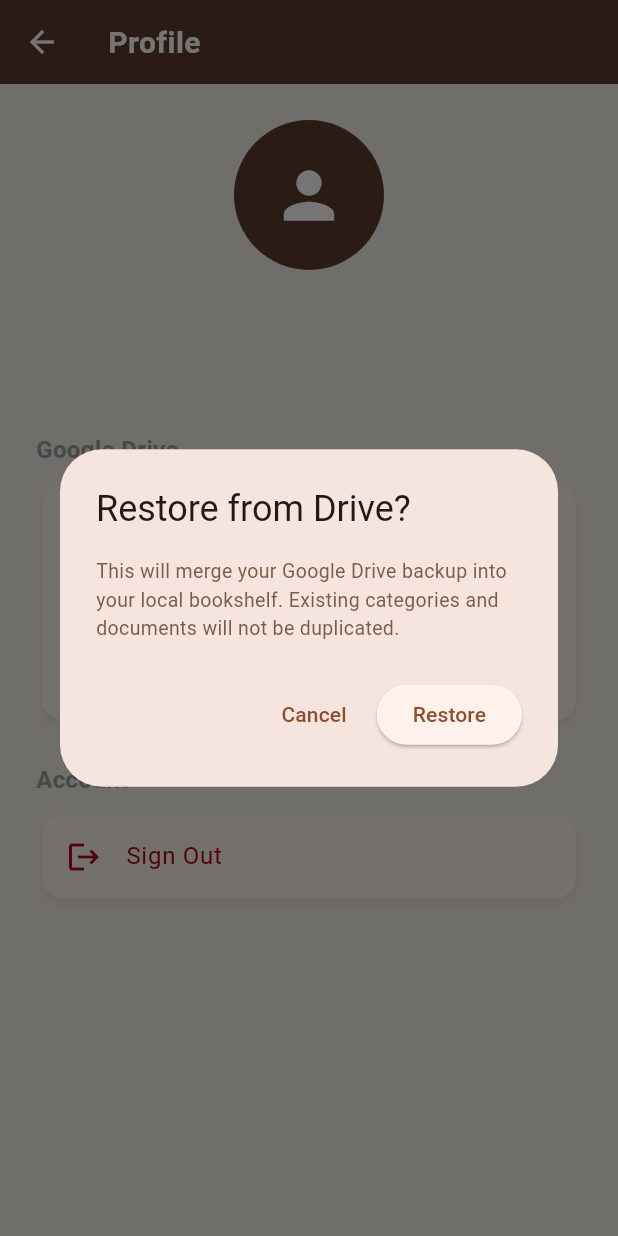
After one commit to Mo-me-0/digital_bookshelf, a Flutter app: the ProfilePage screen opened directly, after a tap on "Restore from Drive", on a phone screen of 412 x 824 dp. The commit adds this screen. Run offline on Flutter 3.47's test engine with Material 3 defaults, Android fonts, the phone set to English and light mode, and no system bars; our stand-ins replace file_picker, firebase_auth, firebase_core, google_sign_in, hive, hive_flutter and 3 more; missing offline and left inert: googleapis, syncfusion_flutter_pdfviewer; accounts and stored records are empty.

Commit message:
added profile page
 Integrated the auth and google drive services to add google sign-in, sync and restore features

```diff
--- /dev/null
+++ b/lib/screens/profile_page.dart
@@ -0,0 +1,353 @@
+import 'package:digital_bookshelf/services/google_drive_services.dart';
+import 'package:digital_bookshelf/services/auth_services.dart';
+import 'package:digital_bookshelf/theme/app_theme.dart';
+import 'package:firebase_auth/firebase_auth.dart';
+import 'package:flutter/material.dart';
+import 'package:provider/provider.dart';
+
+class ProfilePage extends StatefulWidget {
+  const ProfilePage({super.key});
+
+  @override
+  State<ProfilePage> createState() => _ProfilePageState();
+}
+
+class _ProfilePageState extends State<ProfilePage> {
+  final AuthServices _authService = AuthServices();
+
+  bool _isLoading = false;
+  String? _errorMessage;
+
+  // Login with Google
+  Future<void> _loginWithGoogle() async {
+    setState(() {
+      _isLoading = true;
+      _errorMessage = null;
+    });
+
+    try {
+      await _authService.signInWithGoogle();
+    } on FirebaseAuthException catch (e) {
+      setState(() {
+        _errorMessage = e.message ?? 'An error occurred during Google Sign-In.';
+      });
+    } catch (e) {
+      setState(() {
+        _errorMessage = e.toString().replaceFirst('Exception: ', '');
+      });
+    } finally {
+      if (mounted) {
+        setState(() {
+          _isLoading = false;
+        });
+      }
+    }
+  }
+
+  // Check if the signed-in user used Google (has Drive access)
+  bool _isGoogleUser(User user) =>
+      user.providerData.any((p) => p.providerId == 'google.com');
+
+  // Sync to Drive
+  Future<void> _syncData() async {
+    try {
+      final driveService = context.read<GoogleDriveServices>();
+      await driveService.syncToCloud();
+      if (mounted) {
+        _showSnack('Sync complete! Your data is saved to Google Drive', Colors.green);
+      }
+    } catch (e) {
+      if (mounted) {
+        _showSnack(e.toString().replaceFirst('Exception: ', ''), AppTheme.error, seconds: 8);
+      }
+    }
+  }
+
+  // Restore from Drive
+  Future<void> _restoreData() async {
+    final confirmed = await _confirmRestore();
+    if (!confirmed || !mounted) return;
+
+    try {
+      final driveService = context.read<GoogleDriveServices>();
+      await driveService.restoreFromCloud();
+      if (mounted) {
+        _showSnack('Restore complete! Your bookshelf has been rebuilt', Colors.green);
+      }
+    } catch (e) {
+      if (mounted) {
+        _showSnack('Restore error: $e', AppTheme.error, seconds: 8);
+      }
+    }
+  }
+
+  Future<bool> _confirmRestore() async {
+    final result = await showDialog<bool>(
+      context: context,
+      builder: (ctx) => AlertDialog(
+        title: const Text('Restore from Drive?'),
+        content: const Text(
+          'This will merge your Google Drive backup into your local bookshelf. '
+          'Existing categories and documents will not be duplicated.',
+        ),
+        actions: [
+          TextButton(
+            onPressed: () => Navigator.pop(ctx, false),
+            child: const Text('Cancel'),
+          ),
+          ElevatedButton(
+            onPressed: () => Navigator.pop(ctx, true),
+            child: const Text('Restore'),
+          ),
+        ],
+      ),
+    );
+    return result ?? false;
+  }
+
+  void _showSnack(String msg, Color bg, {int seconds = 4}) {
+    ScaffoldMessenger.of(context).showSnackBar(SnackBar(
+      content: Text(msg),
+      backgroundColor: bg,
+      duration: Duration(seconds: seconds),
+      behavior: SnackBarBehavior.floating,
+    ));
+  }
+
+  // Build
+  @override
+  Widget build(BuildContext context) {
+    final driveService = context.watch<GoogleDriveServices>();
+    final isBusy = driveService.isSyncing || driveService.isRestoring;
+    final syncStatus = driveService.syncProgress.isNotEmpty ? driveService.syncProgress : null;
+
+    return Scaffold(
+      appBar: AppBar(title: const Text('Profile')),
+      body: StreamBuilder<User?>(
+        stream: _authService.authStateChanges,
+        builder: (context, snapshot) {
+          if (snapshot.connectionState == ConnectionState.waiting) {
+            return const Center(child: CircularProgressIndicator());
+          }
+
+          final user = snapshot.data;
+
+          // Not logged in
+          if (user == null) {
+            return Center(
+              child: SingleChildScrollView(
+                padding: const EdgeInsets.all(32.0),
+                child: Column(
+                  mainAxisAlignment: MainAxisAlignment.center,
+                  crossAxisAlignment: CrossAxisAlignment.stretch,
+                  children: [
+                    const Icon(
+                      Icons.cloud_sync,
+                      size: 100,
+                      color: AppTheme.primary,
+                    ),
+                    const SizedBox(height: 24),
+                    const Text(
+                      'Welcome Back',
+                      textAlign: TextAlign.center,
+                      style: TextStyle(
+                        fontSize: 28,
+                        fontWeight: FontWeight.bold,
+                      ),
+                    ),
+                    const SizedBox(height: 12),
+                    const Text(
+                      'Sign in with your Google account to back up and restore your bookshelf.',
+                      textAlign: TextAlign.center,
+                      style: TextStyle(
+                        fontSize: 16,
+                        color: Colors.grey,
+                      ),
+                    ),
+
+                    // Error message
+                    const SizedBox(height: 48),
+                    if (_errorMessage != null)
+                      Container(
+                        padding: const EdgeInsets.all(12),
+                        margin: const EdgeInsets.only(bottom: 24),
+                        decoration: BoxDecoration(
+                          color: AppTheme.error.withValues(alpha: 0.1),
+                          borderRadius: BorderRadius.circular(8),
+                        ),
+                        child: Text(
+                          _errorMessage!,
+                          textAlign: TextAlign.center,
+                          style: const TextStyle(color: AppTheme.error),
+                        ),
+                      ),
+
+                    // Sign in with google button
+                    ElevatedButton.icon(
+                      onPressed: _isLoading ? null : _loginWithGoogle,
+                      icon: _isLoading
+                          ? const SizedBox(
+                              height: 24,
+                              width: 24,
+                              child: CircularProgressIndicator(strokeWidth: 2),
+                            )
+                          : const Icon(Icons.g_mobiledata, size: 32),
+                      label: const Text(
+                        'Sign in with Google',
+                        style: TextStyle(fontSize: 16),
+                      ),
+                      style: ElevatedButton.styleFrom(
+                        padding: const EdgeInsets.symmetric(vertical: 16),
+                        shape: RoundedRectangleBorder(
+                          borderRadius: BorderRadius.circular(12),
+                        ),
+                      ),
+                    ),
+                  ],
+                ),
+              ),
+            );
+          }
+
+          final isGoogle = _isGoogleUser(user);
+          final photoUrl = user.photoURL;
+
+          // Logged in
+          return ListView(
+            padding: const EdgeInsets.all(24),
+            children: [
+              // Avatar
+              Center(
+                child: CircleAvatar(
+                  radius: 50,
+                  backgroundColor: AppTheme.primary,
+                  backgroundImage:
+                      photoUrl != null ? NetworkImage(photoUrl) : null,
+                  child: photoUrl == null
+                      ? const Icon(Icons.person,
+                          size: 50, color: Colors.white)
+                      : null,
+                ),
+              ),
+              const SizedBox(height: 12),
+              Text(
+                user.displayName ?? user.email ?? 'User',
+                textAlign: TextAlign.center,
+                style: const TextStyle(
+                    fontSize: 20, fontWeight: FontWeight.bold),
+              ),
+              if (user.email != null && user.displayName != null)
+                Text(
+                  user.email!,
+                  textAlign: TextAlign.center,
+                  style: const TextStyle(color: Colors.grey),
+                ),
+              const SizedBox(height: 8),
+
+              // Google badge
+              if (isGoogle)
+                Row(
+                  mainAxisAlignment: MainAxisAlignment.center,
+                  children: [
+                    const Icon(Icons.verified, size: 16, color: Colors.blue),
+                    const SizedBox(width: 4),
+                    Text('Signed in with Google',
+                        style: TextStyle(
+                            color: Colors.blue.shade700, fontSize: 13)),
+                  ],
+                ),
+
+              const SizedBox(height: 40),
+
+              // Google Drive Sync section
+              const Text('Google Drive',
+                  style: TextStyle(
+                      fontSize: 16,
+                      fontWeight: FontWeight.bold,
+                      color: Colors.grey)),
+              const SizedBox(height: 8),
+
+                Card(
+                  child: Column(
+                    children: [
+                      // Status bar
+                      if (isBusy)
+                        Padding(
+                          padding: const EdgeInsets.fromLTRB(16, 14, 16, 0),
+                          child: Row(
+                            children: [
+                              const SizedBox(
+                                width: 18,
+                                height: 18,
+                                child: CircularProgressIndicator(
+                                    strokeWidth: 2),
+                              ),
+                              const SizedBox(width: 12),
+                              Expanded(
+                                child: Text(
+                                  syncStatus ?? 'Working…',
+                                  style: const TextStyle(
+                                      fontSize: 13, color: Colors.grey),
+                                ),
+                              ),
+                            ],
+                          ),
+                        ),
+
+                      // Sync to Drive
+                      ListTile(
+                        leading: const Icon(Icons.cloud_upload_outlined,
+                            color: AppTheme.primary),
+                        title: const Text('Sync to Drive'),
+                        subtitle: const Text(
+                            'Back up categories & files to Google Drive'),
+                        trailing: isBusy
+                            ? null
+                            : const Icon(Icons.chevron_right),
+                        onTap: isBusy ? null : _syncData,
+                      ),
+
+                      const Divider(height: 1, indent: 16, endIndent: 16),
+
+                      // Restore from Drive
+                      ListTile(
+                        leading: const Icon(Icons.cloud_download_outlined,
+                            color: AppTheme.primary),
+                        title: const Text('Restore from Drive'),
+                        subtitle: const Text(
+                            'Merge your Drive backup into this device'),
+                        trailing: isBusy
+                            ? null
+                            : const Icon(Icons.chevron_right),
+                        onTap: isBusy ? null : _restoreData,
+                      ),
+                    ],
+                  ),
+                ),
+
+              const SizedBox(height: 24),
+
+              // Account section
+              const Text('Account',
+                  style: TextStyle(
+                      fontSize: 16,
+                      fontWeight: FontWeight.bold,
+                      color: Colors.grey)),
+              const SizedBox(height: 8),
+              Card(
+                child: ListTile(
+                  leading: const Icon(Icons.logout, color: AppTheme.error),
+                  title: const Text('Sign Out',
+                      style: TextStyle(color: AppTheme.error)),
+                  onTap: isBusy
+                      ? null
+                      : () async => await _authService.signOut(),
+                ),
+              ),
+            ],
+          );
+        },
+      ),
+    );
+  }
+}
--- a/lib/services/google_drive_services.dart
+++ b/lib/services/google_drive_services.dart
@@ -31,7 +31,7 @@ class _BearerClient extends http.BaseClient {
 }
 
 // GoogleDriveSyncService
-class GoogleDriveService extends ChangeNotifier {
+class GoogleDriveServices extends ChangeNotifier {
   static const _appFolder = 'Digital Bookshelf';
   static const _docsFolder = 'documents';
   static const _imagesFolder = 'images';
@@ -74,13 +74,10 @@ class GoogleDriveService extends ChangeNotifier {
       );
 
       return drive.DriveApi(_BearerClient(auth.accessToken));
-    } on PlatformException catch (e) {
-      if (e.code == 'network_error') {
+    } on PlatformException catch (_) {
       throw Exception('No internet connection. Please check your network and try again.');
-      } else if (e.code == 'sign_in_canceled' || e.code == 'sign_in_cancelled') {
+    } on GoogleSignInException{
       throw Exception('Google Sign-In was cancelled. No account was chosen.');
-      }
-      throw Exception('Google Sign-In failed: ${e.message ?? e.code}');
     } catch (e) {
       if (e.toString().contains('access_denied')) {
         throw Exception('Permission denied. You must grant Google Drive access to sync.');
@@ -292,7 +289,7 @@ class GoogleDriveService extends ChangeNotifier {
         existingId: existingMetaId,
       );
 
-    _updateProgress('Sync complete! ✓');
+      _updateProgress('Sync complete!');
     } finally {
       isSyncing = false;
       notifyListeners();
@@ -419,7 +416,7 @@ class GoogleDriveService extends ChangeNotifier {
       }
     }
 
-    _updateProgress('Restore complete! ✓');
+    _updateProgress('Restore complete!');
     } finally {
       isRestoring = false;
       notifyListeners();
```
Also changed, not shown: lib/main.dart (+12 -3 lines), lib/screens/main_screen.dart (added, +50 -0 lines), lib/services/auth_services.dart (+4 -8 lines). Lines whose indentation alone changed are shown as unchanged.
